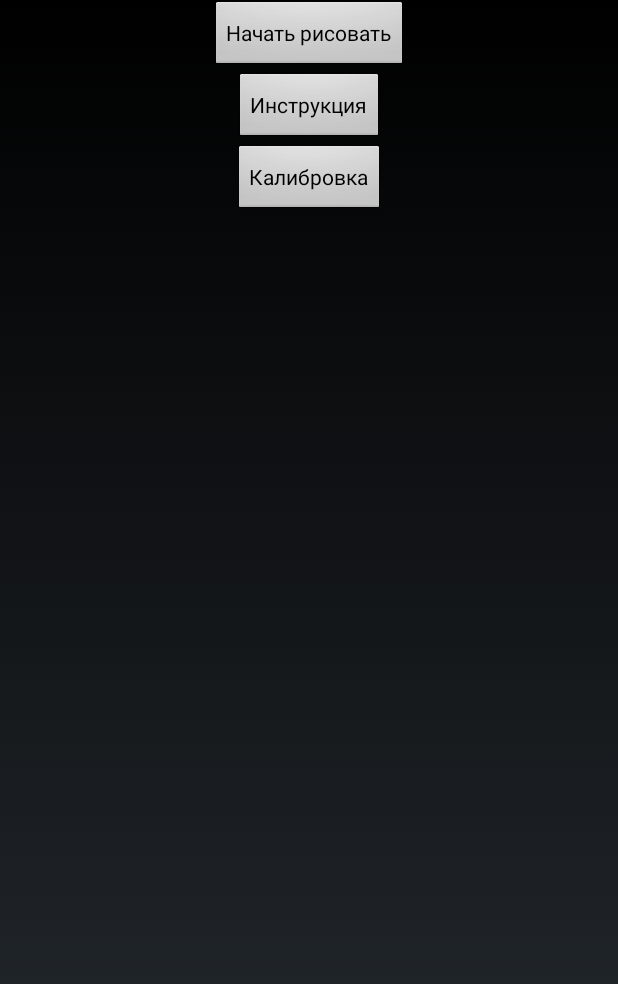
After one commit to kitecat/umocam, an Android app: the layout activity_main.xml on its own in the app's theme, with its tools: preview values and no code run, on a phone screen of 412 x 824 dp. The commit adds this screen. Shown: the top 984 px of the screen. Run offline under Robolectric (Android 15) with nearby library versions, the phone set to English and light mode, and no system bars.

Commit message:
Добавили главное меню, кнопки и их программирование. Сделали основу для калибровки.

```diff
--- /dev/null
+++ b/app/src/main/res/layout/activity_main.xml
@@ -0,0 +1,29 @@
+<?xml version="1.0" encoding="utf-8"?>
+<RelativeLayout xmlns:android="http://schemas.android.com/apk/res/android"
+    android:orientation="vertical" android:layout_width="match_parent"
+    android:layout_height="match_parent">
+
+    <Button
+        android:id="@+id/startDrawButton"
+        android:layout_width="wrap_content"
+        android:layout_height="wrap_content"
+        android:layout_alignParentTop="true"
+        android:layout_centerHorizontal="true"
+        android:text="@string/start_draw" />
+
+    <Button
+        android:id="@+id/showTutorialButton"
+        android:layout_width="wrap_content"
+        android:layout_height="wrap_content"
+        android:layout_below="@+id/startDrawButton"
+        android:layout_centerHorizontal="true"
+        android:text="@string/tutorial" />
+
+    <Button
+        android:id="@+id/startCalibrateButton"
+        android:layout_width="wrap_content"
+        android:layout_height="wrap_content"
+        android:layout_below="@+id/showTutorialButton"
+        android:layout_centerHorizontal="true"
+        android:text="@string/calibrate" />
+</RelativeLayout>
--- /dev/null
+++ b/app/src/main/res/layout/activity_tutorial.xml
@@ -0,0 +1,6 @@
+<?xml version="1.0" encoding="utf-8"?>
+<LinearLayout xmlns:android="http://schemas.android.com/apk/res/android"
+    android:orientation="vertical" android:layout_width="match_parent"
+    android:layout_height="match_parent">
+
+</LinearLayout>
--- a/app/src/main/res/values/strings.xml
+++ b/app/src/main/res/values/strings.xml
@@ -1,3 +1,6 @@
 <resources>
     <string name="app_name">Umo Cam</string>
+    <string name="calibrate">Калибровка</string>
+    <string name="tutorial">Инструкция</string>
+    <string name="start_draw">Начать рисовать</string>
 </resources>
```
Also changed, not shown: app/src/main/AndroidManifest.xml (+20 -1 lines), app/src/main/java/com/subodhjena/objectcounter/CalibrateActivity.java (added, +311 -0 lines), app/src/main/java/com/subodhjena/objectcounter/MainActivity.java (added, +40 -0 lines), app/src/main/java/com/subodhjena/objectcounter/TutorialActivity.java (added, +13 -0 lines), app/src/main/res/layout/activity_calibrate.xml (added, +13 -0 lines), app/src/main/res/drawable/cleartype.jpg (deleted).
